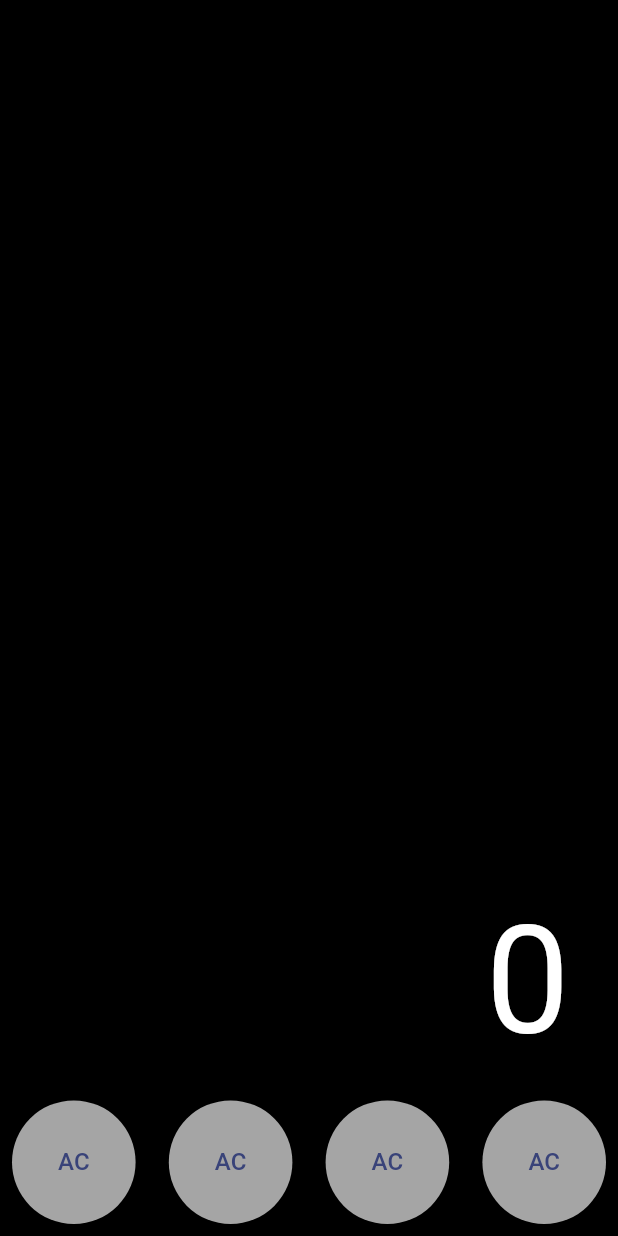
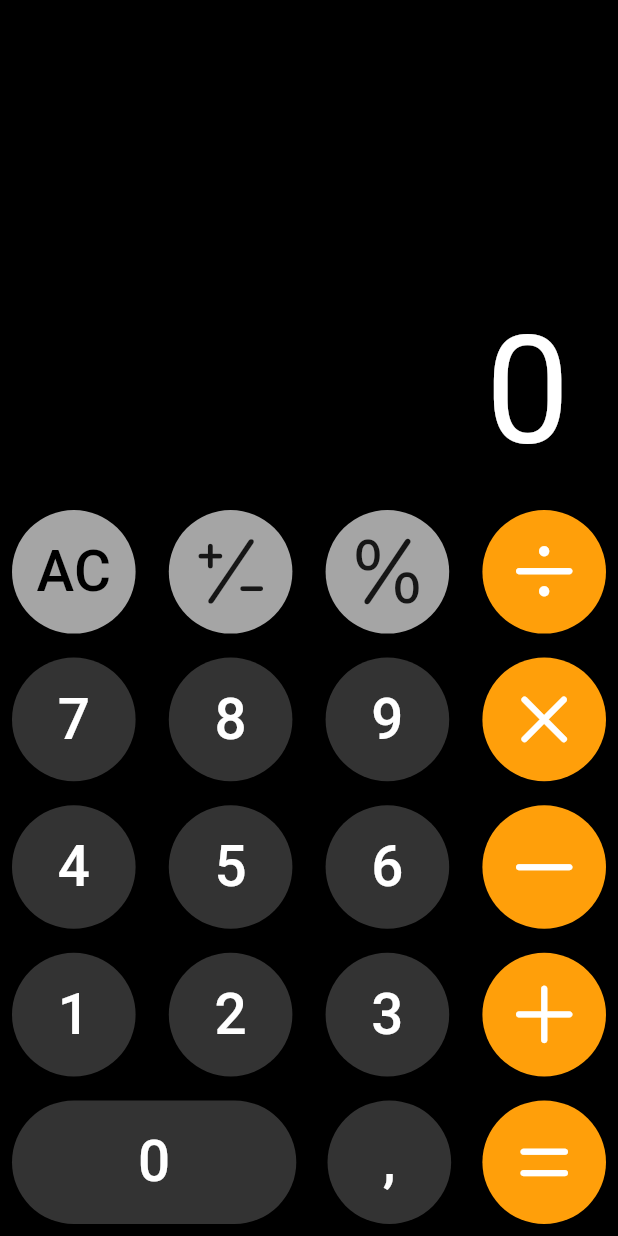
Before and after one commit to litmic/ios_calculator, a Flutter app: the screen it shows after launch, on a phone screen of 412 x 824 dp. Run offline on Flutter 3.47's test engine with Material 2 defaults, Android fonts, the light colour scheme and no system bars.

Commit message:
calculator screen ui

```diff
--- /dev/null
+++ b/lib/calculator_button.dart
@@ -0,0 +1,43 @@
+import 'package:flutter/material.dart';
+
+class CalculatorButton extends StatefulWidget {
+  final void Function()? onPressed;
+  final Color? backgroundColor;
+  final Widget icon;
+  final double? scaleWidth;
+  const CalculatorButton(
+      {super.key,
+      required this.onPressed,
+      this.backgroundColor,
+      required this.icon,
+      this.scaleWidth});
+
+  @override
+  State<CalculatorButton> createState() => _CalculatorButtonState();
+}
+
+class _CalculatorButtonState extends State<CalculatorButton> {
+  @override
+  Widget build(BuildContext context) {
+    return Material(
+      borderRadius: const BorderRadius.all(Radius.circular(45)),
+      color: widget.backgroundColor,
+      child: InkWell(
+        onTap: widget.onPressed,
+        splashColor: Colors.white,
+        borderRadius: const BorderRadius.all(Radius.circular(45)),
+        child: Container(
+          height: MediaQuery.of(context).size.width * 0.2,
+          width: MediaQuery.of(context).size.width *
+              0.2 *
+              (widget.scaleWidth ?? 1),
+          color: Colors.transparent,
+          child: Padding(
+            padding: const EdgeInsets.all(14.0),
+            child: FittedBox(child: widget.icon),
+          ),
+        ),
+      ),
+    );
+  }
+}
--- /dev/null
+++ b/lib/calculator_screen.dart
@@ -0,0 +1,224 @@
+import 'package:flutter/cupertino.dart';
+import 'package:flutter/material.dart';
+import 'package:ios_calculator/calculator_button.dart';
+import 'package:ios_calculator/style.dart';
+
+class CalculatorScreen extends StatefulWidget {
+  const CalculatorScreen({super.key});
+
+  @override
+  State<CalculatorScreen> createState() => _CalculatorScreenState();
+}
+
+class _CalculatorScreenState extends State<CalculatorScreen> {
+  final String _result = "0";
+
+  @override
+  Widget build(BuildContext context) {
+    return Scaffold(
+      backgroundColor: Colors.black,
+      body: SafeArea(
+        child: Column(
+          mainAxisAlignment: MainAxisAlignment.end,
+          crossAxisAlignment: CrossAxisAlignment.end,
+          children: [
+            Padding(
+              padding: const EdgeInsets.symmetric(horizontal: 32.0),
+              child: Text(
+                _result,
+                style: const TextStyle(color: Colors.white, fontSize: 100),
+              ),
+            ),
+            Padding(
+              padding: const EdgeInsets.all(8.0),
+              child: Row(
+                mainAxisAlignment: MainAxisAlignment.spaceBetween,
+                children: [
+                  CalculatorButton(
+                    onPressed: () {},
+                    backgroundColor: Style.lightGrey,
+                    icon: const Text(
+                      'AC',
+                      style: Style.testStyleActionButton,
+                    ),
+                  ),
+                  CalculatorButton(
+                    onPressed: () {},
+                    backgroundColor: Style.lightGrey,
+                    icon: const Icon(CupertinoIcons.plus_slash_minus),
+                  ),
+                  CalculatorButton(
+                    onPressed: () {},
+                    backgroundColor: Style.lightGrey,
+                    icon: const Icon(CupertinoIcons.percent),
+                  ),
+                  CalculatorButton(
+                    onPressed: () {},
+                    backgroundColor: Style.orange,
+                    icon: const Icon(
+                      CupertinoIcons.divide,
+                      color: Colors.white,
+                    ),
+                  ),
+                ],
+              ),
+            ),
+            Padding(
+              padding: const EdgeInsets.all(8.0),
+              child: Row(
+                mainAxisAlignment: MainAxisAlignment.spaceBetween,
+                children: [
+                  CalculatorButton(
+                    onPressed: () {},
+                    backgroundColor: Style.darkGrey,
+                    icon: const Text(
+                      '7',
+                      style: Style.testStyleNumButton,
+                    ),
+                  ),
+                  CalculatorButton(
+                    onPressed: () {},
+                    backgroundColor: Style.darkGrey,
+                    icon: const Text(
+                      '8',
+                      style: Style.testStyleNumButton,
+                    ),
+                  ),
+                  CalculatorButton(
+                    onPressed: () {},
+                    backgroundColor: Style.darkGrey,
+                    icon: const Text(
+                      '9',
+                      style: Style.testStyleNumButton,
+                    ),
+                  ),
+                  CalculatorButton(
+                    onPressed: () {},
+                    backgroundColor: Style.orange,
+                    icon: const Icon(
+                      CupertinoIcons.multiply,
+                      color: Colors.white,
+                    ),
+                  ),
+                ],
+              ),
+            ),
+            Padding(
+              padding: const EdgeInsets.all(8.0),
+              child: Row(
+                mainAxisAlignment: MainAxisAlignment.spaceBetween,
+                children: [
+                  CalculatorButton(
+                    onPressed: () {},
+                    backgroundColor: Style.darkGrey,
+                    icon: const Text(
+                      '4',
+                      style: Style.testStyleNumButton,
+                    ),
+                  ),
+                  CalculatorButton(
+                    onPressed: () {},
+                    backgroundColor: Style.darkGrey,
+                    icon: const Text(
+                      '5',
+                      style: Style.testStyleNumButton,
+                    ),
+                  ),
+                  CalculatorButton(
+                    onPressed: () {},
+                    backgroundColor: Style.darkGrey,
+                    icon: const Text(
+                      '6',
+                      style: Style.testStyleNumButton,
+                    ),
+                  ),
+                  CalculatorButton(
+                    onPressed: () {},
+                    backgroundColor: Style.orange,
+                    icon: const Icon(
+                      CupertinoIcons.minus,
+                      color: Colors.white,
+                    ),
+                  ),
+                ],
+              ),
+            ),
+            Padding(
+              padding: const EdgeInsets.all(8.0),
+              child: Row(
+                mainAxisAlignment: MainAxisAlignment.spaceBetween,
+                children: [
+                  CalculatorButton(
+                    onPressed: () {},
+                    backgroundColor: Style.darkGrey,
+                    icon: const Text(
+                      '1',
+                      style: Style.testStyleNumButton,
+                    ),
+                  ),
+                  CalculatorButton(
+                    onPressed: () {},
+                    backgroundColor: Style.darkGrey,
+                    icon: const Text(
+                      '2',
+                      style: Style.testStyleNumButton,
+                    ),
+                  ),
+                  CalculatorButton(
+                    onPressed: () {},
+                    backgroundColor: Style.darkGrey,
+                    icon: const Text(
+                      '3',
+                      style: Style.testStyleNumButton,
+                    ),
+                  ),
+                  CalculatorButton(
+                    onPressed: () {},
+                    backgroundColor: Style.orange,
+                    icon: const Icon(
+                      CupertinoIcons.plus,
+                      color: Colors.white,
+                    ),
+                  ),
+                ],
+              ),
+            ),
+            Padding(
+              padding: const EdgeInsets.all(8.0),
+              child: Row(
+                mainAxisAlignment: MainAxisAlignment.spaceBetween,
+                children: [
+                  CalculatorButton(
+                    onPressed: () {},
+                    backgroundColor: Style.darkGrey,
+                    scaleWidth: 2.3,
+                    icon: const Text(
+                      '0',
+                      style: Style.testStyleNumButton,
+                    ),
+                  ),
+                  CalculatorButton(
+                    onPressed: () {},
+                    backgroundColor: Style.darkGrey,
+                    icon: const Text(
+                      ',',
+                      style: Style.testStyleNumButton,
+                    ),
+                  ),
+                  CalculatorButton(
+                    onPressed: () {},
+                    backgroundColor: Style.orange,
+                    icon: const Icon(
+                      CupertinoIcons.equal,
+                      color: Colors.white,
+                    ),
+                  ),
+                ],
+              ),
+            ),
+          ],
+        ),
+      ),
+    );
+  }
+}
--- a/lib/main.dart
+++ b/lib/main.dart
@@ -1,4 +1,5 @@
 import 'package:flutter/material.dart';
+import 'package:ios_calculator/calculator_screen.dart';
 
 void main() {
   runApp(const MyApp());
@@ -21,106 +22,8 @@ class MyApp extends StatelessWidget {
         useMaterial3: true,
         brightness: Brightness.dark,
       ),
-      home: const CalculatorApp(),
+      home: const CalculatorScreen(),
       debugShowCheckedModeBanner: false,
     );
   }
 }
-
-class CalculatorApp extends StatefulWidget {
-  const CalculatorApp({super.key});
-
-  @override
-  State<CalculatorApp> createState() => _CalculatorAppState();
-}
-
-class _CalculatorAppState extends State<CalculatorApp> {
-  final String _result = "0";
-
-  @override
-  Widget build(BuildContext context) {
-    return Scaffold(
-      backgroundColor: Colors.black,
-      body: Column(
-        mainAxisAlignment: MainAxisAlignment.end,
-        crossAxisAlignment: CrossAxisAlignment.end,
-        children: [
-          Padding(
-            padding: const EdgeInsets.symmetric(horizontal: 32.0),
-            child: Text(
-              _result,
-              style: const TextStyle(color: Colors.white, fontSize: 100),
-            ),
-          ),
-          Padding(
-            padding: const EdgeInsets.all(8.0),
-            child: Expanded(
-              child: Row(
-                mainAxisAlignment: MainAxisAlignment.spaceBetween,
-                children: [
-                  CalculatorButton(
-                    onPressed: () {},
-                    backgroundColor: const Color.fromARGB(255, 165, 165, 165),
-                    icon: const Text(
-                      'AC',
-                    ),
-                  ),
-                  CalculatorButton(
-                    onPressed: () {},
-                    backgroundColor: const Color.fromARGB(255, 165, 165, 165),
-                    icon: const Text(
-                      'AC',
-                    ),
-                  ),
-                  CalculatorButton(
-                    onPressed: () {},
-                    backgroundColor: const Color.fromARGB(255, 165, 165, 165),
-                    icon: const Text(
-                      'AC',
-                    ),
-                  ),
-                  CalculatorButton(
-                    onPressed: () {},
-                    backgroundColor: const Color.fromARGB(255, 165, 165, 165),
-                    icon: const Text(
-                      'AC',
-                    ),
-                  ),
-                ],
-              ),
-            ),
-          ),
-        ],
-      ),
-    );
-  }
-}
-
-class CalculatorButton extends StatefulWidget {
-  final void Function()? onPressed;
-  final Color? backgroundColor;
-  final Widget icon;
-  const CalculatorButton(
-      {super.key,
-      required this.onPressed,
-      this.backgroundColor,
-      required this.icon});
-
-  @override
-  State<CalculatorButton> createState() => _CalculatorButtonState();
-}
-
-class _CalculatorButtonState extends State<CalculatorButton> {
-  @override
-  Widget build(BuildContext context) {
-    return InkWell(
-      onTap: widget.onPressed,
-      borderRadius: const BorderRadius.all(Radius.circular(10)),
-      child: CircleAvatar(
-        backgroundColor: widget.backgroundColor,
-        radius: MediaQuery.of(context).size.width * 0.1,
-        child: widget.icon,
-      ),
-    );
-  }
-}
--- /dev/null
+++ b/lib/style.dart
@@ -0,0 +1,14 @@
+import 'package:flutter/material.dart';
+
+class Style {
+  Style._();
+
+  static const Color lightGrey = Color.fromARGB(255, 165, 165, 165);
+  static const Color darkGrey = Color.fromARGB(255, 51, 51, 51);
+  static const Color orange = Color.fromARGB(255, 255, 159, 10);
+
+  static const TextStyle testStyleActionButton =
+      TextStyle(color: Colors.black, fontWeight: FontWeight.w500, fontSize: 34);
+  static const TextStyle testStyleNumButton =
+      TextStyle(color: Colors.white, fontWeight: FontWeight.w500, fontSize: 34);
+}
```
